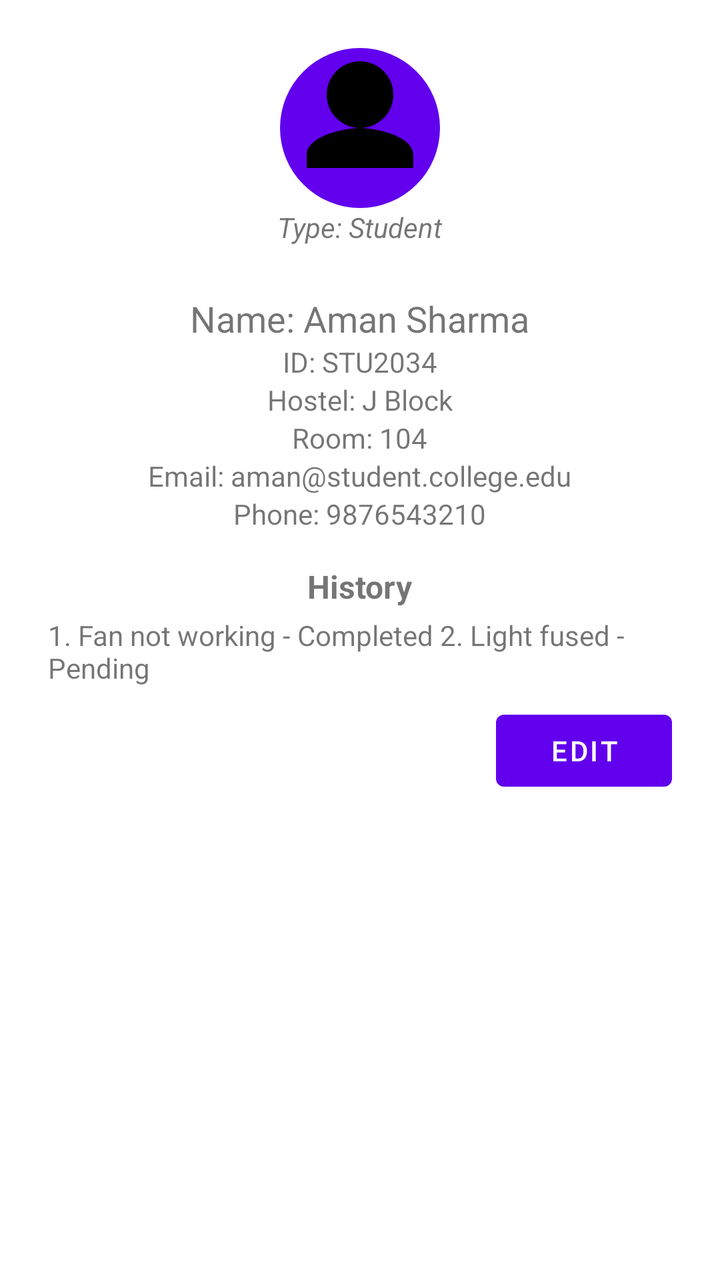
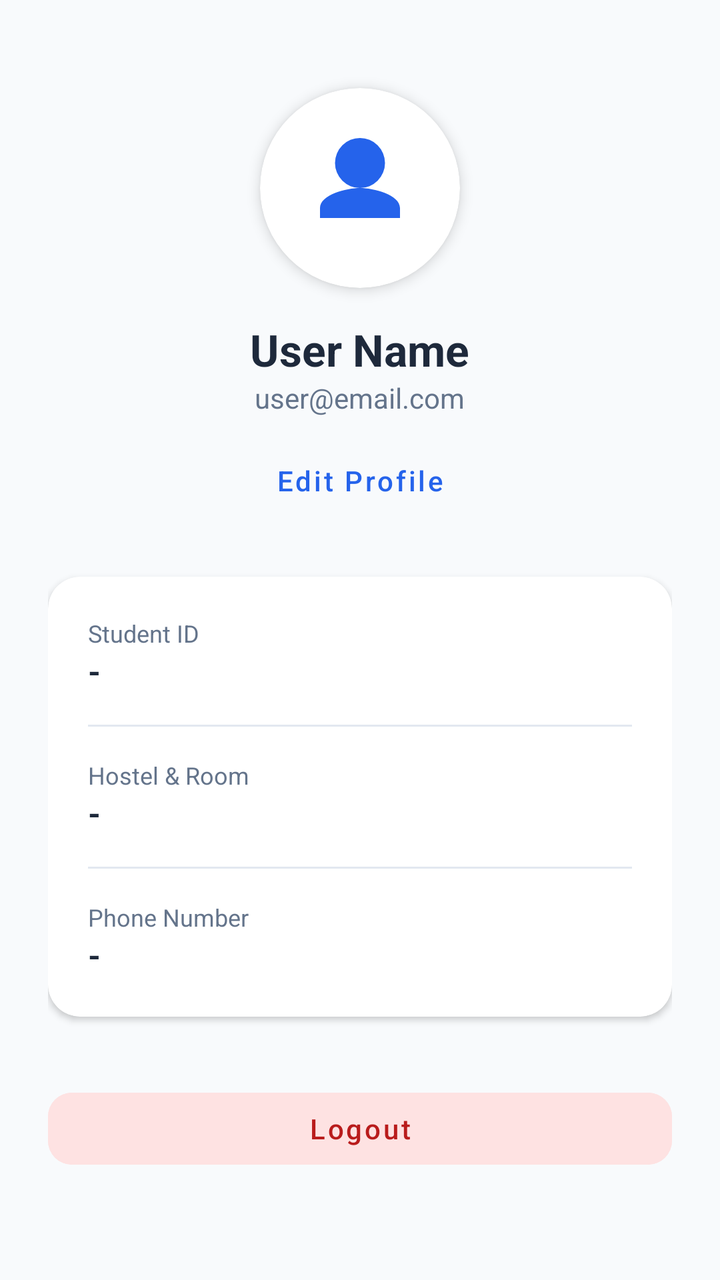

The first picture is an Android layout as it rendered before a commit; the second is the same layout after the commit. The layout source and the unified diff follow.
<!-- AndroidManifest.xml: application theme Theme.SparkFix -->
<!-- res/layout/fragment_profile.xml -->
<?xml version="1.0" encoding="utf-8"?>
<ScrollView
    xmlns:android="http://schemas.android.com/apk/res/android"
    android:layout_width="match_parent"
    android:layout_height="match_parent">

    <LinearLayout
        android:layout_width="match_parent"
        android:layout_height="wrap_content"
        android:orientation="vertical"
        android:padding="24dp"
        android:gravity="center">

        
        <ImageView
            android:layout_width="80dp"
            android:layout_height="80dp"
            android:src="@drawable/ic_profile"
            android:background="@drawable/circle_bg"
            android:layout_gravity="center"/>

        
        <TextView
            android:id="@+id/tvUserType"
            android:layout_width="wrap_content"
            android:layout_height="wrap_content"
            android:text="Type: Student"
            android:textStyle="italic"
            android:layout_marginBottom="8dp"/>
        <TextView
            android:layout_width="wrap_content"
            android:layout_height="wrap_content"
            android:text="@string/profile_name"
            android:textSize="18sp"
            android:layout_marginTop="16dp"/>
        <TextView
            android:layout_width="wrap_content"
            android:layout_height="wrap_content"
            android:text="@string/profile_id"/>
        <TextView
            android:layout_width="wrap_content"
            android:layout_height="wrap_content"
            android:text="@string/profile_hostel"/>
        <TextView
            android:layout_width="wrap_content"
            android:layout_height="wrap_content"
            android:text="@string/profile_room"/>
        <TextView
            android:layout_width="wrap_content"
            android:layout_height="wrap_content"
            android:text="@string/profile_email"/>
        <TextView
            android:layout_width="wrap_content"
            android:layout_height="wrap_content"
            android:text="@string/profile_phone"/>

        
        <TextView
            android:layout_width="wrap_content"
            android:layout_height="wrap_content"
            android:text="@string/profile_history_title"
            android:textStyle="bold"
            android:layout_marginTop="16dp"
            android:textSize="16sp"/>
        <TextView
            android:layout_width="wrap_content"
            android:layout_height="wrap_content"
            android:text="@string/profile_history"
            android:layout_marginTop="4dp" />
        <Button
            android:id="@+id/btnEditProfile"
            android:layout_width="wrap_content"
            android:layout_height="wrap_content"
            android:text="Edit"
            android:layout_gravity="end"
            android:layout_marginTop="8dp"/>
    </LinearLayout>
</ScrollView>
<!-- resources referenced by this layout -->
<resources>
  <!-- drawable circle_bg (drawable) -->
  <shape xmlns:android="http://schemas.android.com/apk/res/android"
      android:shape="oval">
      <solid android:color="#6200EE"/>
  </shape>
  <!-- drawable ic_profile (drawable) -->
  <vector xmlns:android="http://schemas.android.com/apk/res/android"
  android:width="24dp" android:height="24dp"
  android:viewportWidth="24" android:viewportHeight="24">
  <path
      android:fillColor="#FF000000"
      android:pathData="M12,12c2.7,0 8,1.35 8,4v2H4v-2c0-2.65 5.3-4 8-4zM12,2a5,5 0 1,1 0,10A5,5 0 0,1 12,2z"/>
  </vector>
  <string name="profile_email">Email: aman@student.college.edu</string>
  <string name="profile_history">1. Fan not working - Completed
  2. Light fused - Pending</string>
  <string name="profile_history_title">History</string>
  <string name="profile_hostel">Hostel: J Block</string>
  <string name="profile_id">ID: STU2034</string>
  <string name="profile_name">Name: Aman Sharma</string>
  <string name="profile_phone">Phone: 9876543210</string>
  <string name="profile_room">Room: 104</string>
  <style name="Theme.SparkFix" parent="Theme.MaterialComponents.DayNight.DarkActionBar">
          
          <item name="colorPrimary">@color/purple_500</item>
          <item name="colorPrimaryVariant">@color/purple_700</item>
          <item name="colorOnPrimary">@color/white</item>
          
          <item name="colorSecondary">@color/teal_200</item>
          <item name="colorSecondaryVariant">@color/teal_700</item>
          <item name="colorOnSecondary">@color/black</item>
          
          <item name="android:statusBarColor">?attr/colorPrimaryVariant</item>
          
      </style>
  <color name="purple_500">#FF6200EE</color>
  <color name="purple_700">#FF3700B3</color>
  <color name="white">#FFFFFFFF</color>
  <color name="teal_200">#FF03DAC5</color>
  <color name="teal_700">#FF018786</color>
  <color name="black">#FF000000</color>
</resources>

<!-- the commit's change to res/layout/fragment_profile.xml (unified diff, before → after) -->
@@ -1,78 +1,171 @@
 <?xml version="1.0" encoding="utf-8"?>
-<ScrollView
-    xmlns:android="http://schemas.android.com/apk/res/android"
+<androidx.core.widget.NestedScrollView xmlns:android="http://schemas.android.com/apk/res/android"
+    xmlns:app="http://schemas.android.com/apk/res-auto"
     android:layout_width="match_parent"
-    android:layout_height="match_parent">
+    android:layout_height="match_parent"
+    android:background="@color/background">
 
     <LinearLayout
         android:layout_width="match_parent"
         android:layout_height="wrap_content"
         android:orientation="vertical"
-        android:padding="24dp"
-        android:gravity="center">
+        android:gravity="center_horizontal"
+        android:padding="24dp">
+
+        <androidx.cardview.widget.CardView
+            android:layout_width="100dp"
+            android:layout_height="100dp"
+            app:cardCornerRadius="50dp"
+            app:cardElevation="4dp"
+            android:layout_marginTop="20dp">
+            <ImageView
+                android:layout_width="match_parent"
+                android:layout_height="match_parent"
+                android:src="@drawable/ic_profile"
+                android:scaleType="centerCrop"
+                android:padding="20dp"
+                app:tint="@color/primary" />
+        </androidx.cardview.widget.CardView>
+
+        <TextView
+            android:id="@+id/tvProfileName"
+            android:layout_width="wrap_content"
+            android:layout_height="wrap_content"
+            android:text="User Name"
+            android:textSize="22sp"
+            android:textStyle="bold"
+            android:textColor="@color/text_primary"
+            android:layout_marginTop="16dp"/>
+
+        <TextView
+            android:id="@+id/tvProfileEmail"
+            android:layout_width="wrap_content"
+            android:layout_height="wrap_content"
+            android:text="user@email.com"
+            android:textColor="@color/text_secondary"
+            android:textSize="14sp"/>
+
+        <com.google.android.material.button.MaterialButton
+            android:id="@+id/btnEditProfile"
+            style="@style/Widget.MaterialComponents.Button.TextButton"
+            android:layout_width="wrap_content"
+            android:layout_height="wrap_content"
+            android:text="Edit Profile"
+            android:textAllCaps="false"
+            android:textColor="@color/primary"
+            android:layout_marginTop="8dp"/>
 
         
-        <ImageView
-            android:layout_width="80dp"
-            android:layout_height="80dp"
-            android:src="@drawable/ic_profile"
-            android:background="@drawable/circle_bg"
-            android:layout_gravity="center"/>
-
-        
-        <TextView
-            android:id="@+id/tvUserType"
+        <com.google.android.material.switchmaterial.SwitchMaterial
+            android:id="@+id/switchDutyStatus"
             android:layout_width="wrap_content"
             android:layout_height="wrap_content"
-            android:text="Type: Student"
-            android:textStyle="italic"
-            android:layout_marginBottom="8dp"/>
-        <TextView
-            android:layout_width="wrap_content"
+            android:text="Available for Duty"
+            android:visibility="gone"
+            android:layout_marginTop="16dp"
+            app:useMaterialThemeColors="true" />
+
+        <androidx.cardview.widget.CardView
+            android:layout_width="match_parent"
             android:layout_height="wrap_content"
-            android:text="@string/profile_name"
-            android:textSize="18sp"
-            android:layout_marginTop="16dp"/>
-        <TextView
-            android:layout_width="wrap_content"
+            android:layout_marginTop="24dp"
+            app:cardCornerRadius="16dp"
+            app:cardElevation="2dp">
+
+            <LinearLayout
+                android:layout_width="match_parent"
+                android:layout_height="wrap_content"
+                android:orientation="vertical"
+                android:padding="20dp">
+
+                <LinearLayout
+                    android:layout_width="match_parent"
+                    android:layout_height="wrap_content"
+                    android:orientation="vertical"
+                    android:layout_marginBottom="16dp">
+                    <TextView
+                        android:layout_width="wrap_content"
+                        android:layout_height="wrap_content"
+                        android:text="Student ID"
+                        android:textSize="12sp"
+                        android:textColor="@color/text_secondary" />
+                    <TextView
+                        android:id="@+id/tvProfileId"
+                        android:layout_width="wrap_content"
+                        android:layout_height="wrap_content"
+                        android:text="-"
+                        android:textSize="16sp"
+                        android:textColor="@color/text_primary"
+                        android:textStyle="bold" />
+                </LinearLayout>
+
+                <View
+                    android:layout_width="match_parent"
+                    android:layout_height="1dp"
+                    android:background="#E2E8F0"
+                    android:layout_marginBottom="16dp" />
+
+                <LinearLayout
+                    android:layout_width="match_parent"
+                    android:layout_height="wrap_content"
+                    android:orientation="vertical"
+                    android:layout_marginBottom="16dp">
+                    <TextView
+                        android:layout_width="wrap_content"
+                        android:layout_height="wrap_content"
+                        android:text="Hostel &amp; Room"
+                        android:textSize="12sp"
+                        android:textColor="@color/text_secondary" />
+                    <TextView
+                        android:id="@+id/tvProfileLocation"
+                        android:layout_width="wrap_content"
+                        android:layout_height="wrap_content"
+                        android:text="-"
+                        android:textSize="16sp"
+                        android:textColor="@color/text_primary"
+                        android:textStyle="bold" />
+                </LinearLayout>
+
+                <View
+                    android:layout_width="match_parent"
+                    android:layout_height="1dp"
+                    android:background="#E2E8F0"
+                    android:layout_marginBottom="16dp" />
+
+                <LinearLayout
+                    android:layout_width="match_parent"
+                    android:layout_height="wrap_content"
+                    android:orientation="vertical">
+                    <TextView
+                        android:layout_width="wrap_content"
+                        android:layout_height="wrap_content"
+                        android:text="Phone Number"
+                        android:textSize="12sp"
+                        android:textColor="@color/text_secondary" />
+                    <TextView
+                        android:id="@+id/tvProfilePhone"
+                        android:layout_width="wrap_content"
+                        android:layout_height="wrap_content"
+                        android:text="-"
+                        android:textSize="16sp"
+                        android:textColor="@color/text_primary"
+                        android:textStyle="bold" />
+                </LinearLayout>
+
+            </LinearLayout>
+        </androidx.cardview.widget.CardView>
+
+        <com.google.android.material.button.MaterialButton
+            android:id="@+id/btnLogout"
+            style="@style/Widget.MaterialComponents.Button.UnelevatedButton"
+            android:layout_width="match_parent"
             android:layout_height="wrap_content"
-            android:text="@string/profile_id"/>
-        <TextView
-            android:layout_width="wrap_content"
-            android:layout_height="wrap_content"
-            android:text="@string/profile_hostel"/>
-        <TextView
-            android:layout_width="wrap_content"
-            android:layout_height="wrap_content"
-            android:text="@string/profile_room"/>
-        <TextView
-            android:layout_width="wrap_content"
-            android:layout_height="wrap_content"
-            android:text="@string/profile_email"/>
-        <TextView
-            android:layout_width="wrap_content"
-            android:layout_height="wrap_content"
-            android:text="@string/profile_phone"/>
+            android:layout_marginTop="32dp"
+            android:text="Logout"
+            android:textAllCaps="false"
+            app:cornerRadius="12dp"
+            android:backgroundTint="#FEE2E2"
+            android:textColor="#B91C1C" />
 
-        
-        <TextView
-            android:layout_width="wrap_content"
-            android:layout_height="wrap_content"
-            android:text="@string/profile_history_title"
-            android:textStyle="bold"
-            android:layout_marginTop="16dp"
-            android:textSize="16sp"/>
-        <TextView
-            android:layout_width="wrap_content"
-            android:layout_height="wrap_content"
-            android:text="@string/profile_history"
-            android:layout_marginTop="4dp" />
-        <Button
-            android:id="@+id/btnEditProfile"
-            android:layout_width="wrap_content"
-            android:layout_height="wrap_content"
-            android:text="Edit"
-            android:layout_gravity="end"
-            android:layout_marginTop="8dp"/>
     </LinearLayout>
-</ScrollView>
+</androidx.core.widget.NestedScrollView>
<!-- resource entries referenced after the edit -->
@@ -1,10 +1,9 @@
 <!-- resources referenced by this layout -->
 <resources>
-  <!-- drawable circle_bg (drawable) -->
-  <shape xmlns:android="http://schemas.android.com/apk/res/android"
-      android:shape="oval">
-      <solid android:color="#6200EE"/>
-  </shape>
+  <color name="background">#F8FAFC</color>
+  <color name="primary">#2563EB</color>
+  <color name="text_primary">#1E293B</color>
+  <color name="text_secondary">#64748B</color>
   <!-- drawable ic_profile (drawable) -->
   <vector xmlns:android="http://schemas.android.com/apk/res/android"
   android:width="24dp" android:height="24dp"
@@ -13,33 +12,25 @@
       android:fillColor="#FF000000"
       android:pathData="M12,12c2.7,0 8,1.35 8,4v2H4v-2c0-2.65 5.3-4 8-4zM12,2a5,5 0 1,1 0,10A5,5 0 0,1 12,2z"/>
   </vector>
-  <string name="profile_email">Email: aman@student.college.edu</string>
-  <string name="profile_history">1. Fan not working - Completed
-  2. Light fused - Pending</string>
-  <string name="profile_history_title">History</string>
-  <string name="profile_hostel">Hostel: J Block</string>
-  <string name="profile_id">ID: STU2034</string>
-  <string name="profile_name">Name: Aman Sharma</string>
-  <string name="profile_phone">Phone: 9876543210</string>
-  <string name="profile_room">Room: 104</string>
-  <style name="Theme.SparkFix" parent="Theme.MaterialComponents.DayNight.DarkActionBar">
+  <style name="Theme.SparkFix" parent="Theme.MaterialComponents.DayNight.NoActionBar">
           
-          <item name="colorPrimary">@color/purple_500</item>
-          <item name="colorPrimaryVariant">@color/purple_700</item>
+          <item name="colorPrimary">@color/primary</item>
+          <item name="colorPrimaryVariant">@color/primary_dark</item>
           <item name="colorOnPrimary">@color/white</item>
           
-          <item name="colorSecondary">@color/teal_200</item>
-          <item name="colorSecondaryVariant">@color/teal_700</item>
-          <item name="colorOnSecondary">@color/black</item>
+          <item name="colorSecondary">@color/accent</item>
+          <item name="colorSecondaryVariant">@color/accent</item>
+          <item name="colorOnSecondary">@color/white</item>
+          
+          <item name="android:windowBackground">@color/background</item>
+          <item name="colorSurface">@color/surface</item>
+          <item name="colorOnSurface">@color/text_primary</item>
           
           <item name="android:statusBarColor">?attr/colorPrimaryVariant</item>
-          
       </style>
-  <color name="purple_500">#FF6200EE</color>
-  <color name="purple_700">#FF3700B3</color>
-  <color name="white">#FFFFFFFF</color>
-  <color name="teal_200">#FF03DAC5</color>
-  <color name="teal_700">#FF018786</color>
-  <color name="black">#FF000000</color>
+  <color name="primary_dark">#1E40AF</color>
+  <color name="white">#FFFFFF</color>
+  <color name="accent">#F59E0B</color>
+  <color name="surface">#FFFFFF</color>
 </resources>
 
